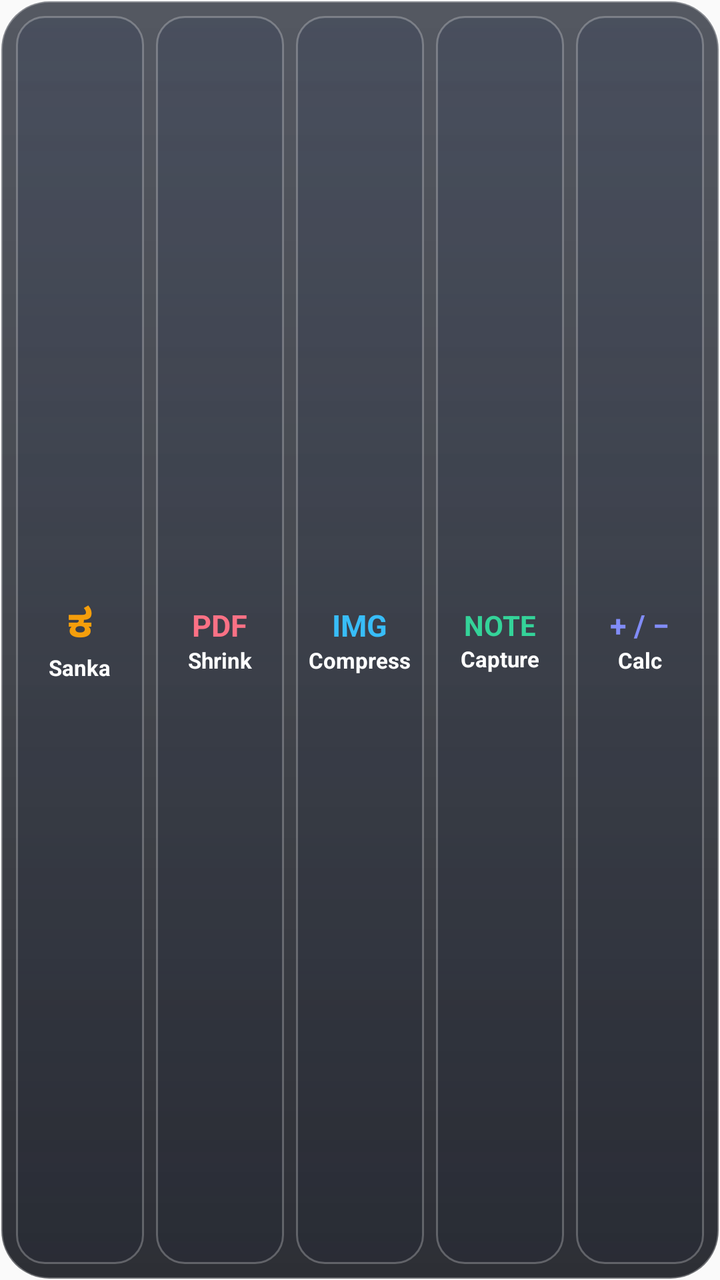
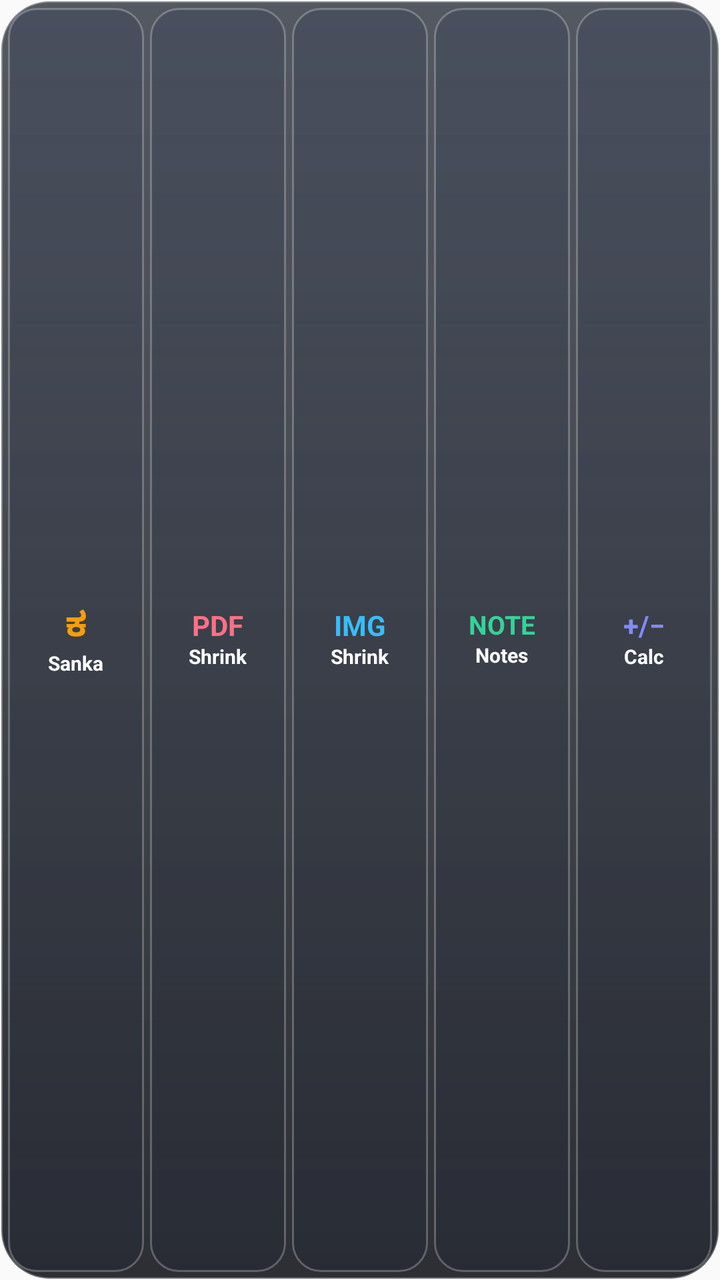

Screens rendered from an Android XML layout before and after an edit, with the pre-edit source and the edit as a unified diff.
<!-- AndroidManifest.xml: application theme AppTheme -->
<!-- res/layout/widget_quick_launch.xml -->
<?xml version="1.0" encoding="utf-8"?>
<LinearLayout xmlns:android="http://schemas.android.com/apk/res/android"
    android:id="@+id/widget_quick_launch_root"
    android:layout_width="match_parent"
    android:layout_height="match_parent"
    android:background="@drawable/widget_bg"
    android:gravity="center_vertical"
    android:orientation="horizontal"
    android:padding="8dp">

    
    <LinearLayout
        android:id="@+id/btn_widget_converter"
        android:layout_width="0dp"
        android:layout_height="match_parent"
        android:layout_marginEnd="6dp"
        android:layout_weight="1"
        android:background="@drawable/widget_btn_bg"
        android:gravity="center"
        android:orientation="vertical"
        android:padding="4dp">

        <TextView
            android:layout_width="wrap_content"
            android:layout_height="wrap_content"
            android:text="ಕ"
            android:textColor="#F59E0B"
            android:textSize="20sp"
            android:textStyle="bold" />

        <TextView
            android:layout_width="wrap_content"
            android:layout_height="wrap_content"
            android:text="Sanka"
            android:textColor="#FFFFFF"
            android:textSize="11sp"
            android:textStyle="bold" />
    </LinearLayout>

    
    <LinearLayout
        android:id="@+id/btn_widget_pdf"
        android:layout_width="0dp"
        android:layout_height="match_parent"
        android:layout_marginEnd="6dp"
        android:layout_weight="1"
        android:background="@drawable/widget_btn_bg"
        android:gravity="center"
        android:orientation="vertical"
        android:padding="4dp">

        <TextView
            android:layout_width="wrap_content"
            android:layout_height="wrap_content"
            android:text="PDF"
            android:textColor="#FB7185"
            android:textSize="15sp"
            android:textStyle="bold" />

        <TextView
            android:layout_width="wrap_content"
            android:layout_height="wrap_content"
            android:text="Shrink"
            android:textColor="#FFFFFF"
            android:textSize="11sp"
            android:textStyle="bold" />
    </LinearLayout>

    
    <LinearLayout
        android:id="@+id/btn_widget_image"
        android:layout_width="0dp"
        android:layout_height="match_parent"
        android:layout_marginEnd="6dp"
        android:layout_weight="1"
        android:background="@drawable/widget_btn_bg"
        android:gravity="center"
        android:orientation="vertical"
        android:padding="4dp">

        <TextView
            android:layout_width="wrap_content"
            android:layout_height="wrap_content"
            android:text="IMG"
            android:textColor="#38BDF8"
            android:textSize="15sp"
            android:textStyle="bold" />

        <TextView
            android:layout_width="wrap_content"
            android:layout_height="wrap_content"
            android:text="Compress"
            android:textColor="#FFFFFF"
            android:textSize="11sp"
            android:textStyle="bold" />
    </LinearLayout>

    
    <LinearLayout
        android:id="@+id/btn_widget_notes"
        android:layout_width="0dp"
        android:layout_height="match_parent"
        android:layout_marginEnd="6dp"
        android:layout_weight="1"
        android:background="@drawable/widget_btn_bg"
        android:gravity="center"
        android:orientation="vertical"
        android:padding="4dp">

        <TextView
            android:layout_width="wrap_content"
            android:layout_height="wrap_content"
            android:text="NOTE"
            android:textColor="#34D399"
            android:textSize="14sp"
            android:textStyle="bold" />

        <TextView
            android:layout_width="wrap_content"
            android:layout_height="wrap_content"
            android:text="Capture"
            android:textColor="#FFFFFF"
            android:textSize="11sp"
            android:textStyle="bold" />
    </LinearLayout>

    
    <LinearLayout
        android:id="@+id/btn_widget_calc"
        android:layout_width="0dp"
        android:layout_height="match_parent"
        android:layout_weight="1"
        android:background="@drawable/widget_btn_bg"
        android:gravity="center"
        android:orientation="vertical"
        android:padding="4dp">

        <TextView
            android:layout_width="wrap_content"
            android:layout_height="wrap_content"
            android:text="+ / −"
            android:textColor="#818CF8"
            android:textSize="15sp"
            android:textStyle="bold" />

        <TextView
            android:layout_width="wrap_content"
            android:layout_height="wrap_content"
            android:text="Calc"
            android:textColor="#FFFFFF"
            android:textSize="11sp"
            android:textStyle="bold" />
    </LinearLayout>

</LinearLayout>
<!-- resources referenced by this layout -->
<resources>
  <!-- drawable widget_bg (drawable) -->
  <?xml version="1.0" encoding="utf-8"?>
  <shape xmlns:android="http://schemas.android.com/apk/res/android"
      android:shape="rectangle">
      <corners android:radius="24dp" />
      <gradient
          android:angle="270"
          android:startColor="#B8141926"
          android:centerColor="#C40D111A"
          android:endColor="#D9080A12" />
      <stroke
          android:width="1.2dp"
          android:color="#4DFFFFFF" />
  </shape>
  <!-- drawable widget_btn_bg (drawable) -->
  <?xml version="1.0" encoding="utf-8"?>
  <shape xmlns:android="http://schemas.android.com/apk/res/android"
      android:shape="rectangle">
      <corners android:radius="14dp" />
      <gradient
          android:angle="270"
          android:startColor="#59333E56"
          android:centerColor="#4421293C"
          android:endColor="#36171E2E" />
      <stroke
          android:width="1dp"
          android:color="#40FFFFFF" />
  </shape>
  <style name="AppTheme" parent="Theme.AppCompat.Light.DarkActionBar">
          
          <item name="colorPrimary">@color/colorPrimary</item>
          <item name="colorPrimaryDark">@color/colorPrimaryDark</item>
          <item name="colorAccent">@color/colorAccent</item>
      </style>
</resources>

<!-- the commit's change to res/layout/widget_quick_launch.xml (unified diff, before → after) -->
@@ -6,34 +6,37 @@
     android:background="@drawable/widget_bg"
     android:gravity="center_vertical"
     android:orientation="horizontal"
-    android:padding="8dp">
+    android:padding="4dp">
 
     
     <LinearLayout
         android:id="@+id/btn_widget_converter"
         android:layout_width="0dp"
         android:layout_height="match_parent"
-        android:layout_marginEnd="6dp"
+        android:layout_marginEnd="3dp"
         android:layout_weight="1"
         android:background="@drawable/widget_btn_bg"
         android:gravity="center"
         android:orientation="vertical"
-        android:padding="4dp">
+        android:padding="2dp">
 
         <TextView
             android:layout_width="wrap_content"
             android:layout_height="wrap_content"
+            android:includeFontPadding="false"
             android:text="ಕ"
             android:textColor="#F59E0B"
-            android:textSize="20sp"
+            android:textSize="17sp"
             android:textStyle="bold" />
 
         <TextView
             android:layout_width="wrap_content"
             android:layout_height="wrap_content"
+            android:ellipsize="none"
+            android:singleLine="true"
             android:text="Sanka"
             android:textColor="#FFFFFF"
-            android:textSize="11sp"
+            android:textSize="10sp"
             android:textStyle="bold" />
     </LinearLayout>
 
@@ -42,27 +45,30 @@
         android:id="@+id/btn_widget_pdf"
         android:layout_width="0dp"
         android:layout_height="match_parent"
-        android:layout_marginEnd="6dp"
+        android:layout_marginEnd="3dp"
         android:layout_weight="1"
         android:background="@drawable/widget_btn_bg"
         android:gravity="center"
         android:orientation="vertical"
-        android:padding="4dp">
+        android:padding="2dp">
 
         <TextView
             android:layout_width="wrap_content"
             android:layout_height="wrap_content"
+            android:includeFontPadding="false"
             android:text="PDF"
             android:textColor="#FB7185"
-            android:textSize="15sp"
+            android:textSize="14sp"
             android:textStyle="bold" />
 
         <TextView
             android:layout_width="wrap_content"
             android:layout_height="wrap_content"
+            android:ellipsize="none"
+            android:singleLine="true"
             android:text="Shrink"
             android:textColor="#FFFFFF"
-            android:textSize="11sp"
+            android:textSize="10sp"
             android:textStyle="bold" />
     </LinearLayout>
 
@@ -71,27 +77,30 @@
         android:id="@+id/btn_widget_image"
         android:layout_width="0dp"
         android:layout_height="match_parent"
-        android:layout_marginEnd="6dp"
+        android:layout_marginEnd="3dp"
         android:layout_weight="1"
         android:background="@drawable/widget_btn_bg"
         android:gravity="center"
         android:orientation="vertical"
-        android:padding="4dp">
+        android:padding="2dp">
 
         <TextView
             android:layout_width="wrap_content"
             android:layout_height="wrap_content"
+            android:includeFontPadding="false"
             android:text="IMG"
             android:textColor="#38BDF8"
-            android:textSize="15sp"
+            android:textSize="14sp"
             android:textStyle="bold" />
 
         <TextView
             android:layout_width="wrap_content"
             android:layout_height="wrap_content"
-            android:text="Compress"
+            android:ellipsize="none"
+            android:singleLine="true"
+            android:text="Shrink"
             android:textColor="#FFFFFF"
-            android:textSize="11sp"
+            android:textSize="10sp"
             android:textStyle="bold" />
     </LinearLayout>
 
@@ -100,27 +109,30 @@
         android:id="@+id/btn_widget_notes"
         android:layout_width="0dp"
         android:layout_height="match_parent"
-        android:layout_marginEnd="6dp"
+        android:layout_marginEnd="3dp"
         android:layout_weight="1"
         android:background="@drawable/widget_btn_bg"
         android:gravity="center"
         android:orientation="vertical"
-        android:padding="4dp">
+        android:padding="2dp">
 
         <TextView
             android:layout_width="wrap_content"
             android:layout_height="wrap_content"
+            android:includeFontPadding="false"
             android:text="NOTE"
             android:textColor="#34D399"
-            android:textSize="14sp"
+            android:textSize="13sp"
             android:textStyle="bold" />
 
         <TextView
             android:layout_width="wrap_content"
             android:layout_height="wrap_content"
-            android:text="Capture"
+            android:ellipsize="none"
+            android:singleLine="true"
+            android:text="Notes"
             android:textColor="#FFFFFF"
-            android:textSize="11sp"
+            android:textSize="10sp"
             android:textStyle="bold" />
     </LinearLayout>
 
@@ -133,22 +145,25 @@
         android:background="@drawable/widget_btn_bg"
         android:gravity="center"
         android:orientation="vertical"
-        android:padding="4dp">
+        android:padding="2dp">
 
         <TextView
             android:layout_width="wrap_content"
             android:layout_height="wrap_content"
-            android:text="+ / −"
+            android:includeFontPadding="false"
+            android:text="+/−"
             android:textColor="#818CF8"
-            android:textSize="15sp"
+            android:textSize="14sp"
             android:textStyle="bold" />
 
         <TextView
             android:layout_width="wrap_content"
             android:layout_height="wrap_content"
+            android:ellipsize="none"
+            android:singleLine="true"
             android:text="Calc"
             android:textColor="#FFFFFF"
-            android:textSize="11sp"
+            android:textSize="10sp"
             android:textStyle="bold" />
     </LinearLayout>
 
